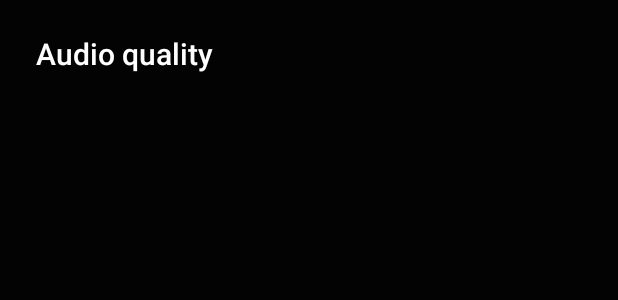
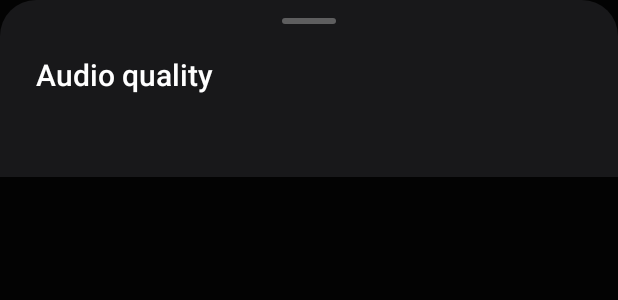
Before and after one commit to chinmay465/Portfolio, an Android app: the layout dialog_quality.xml on its own in the app's theme, with its tools: preview values and no code run, on a phone screen of 412 x 824 dp. Shown: the top 300 px of the screen. Run offline under Robolectric (Android 15) with nearby library versions, the phone set to English and light mode, and no system bars.

Commit message:
Swar: audio quality picker as a bottom sheet in Swar's own layout
The stock single-choice list didn't draw its rows in the dialog on some
phones, leaving an empty sheet. Rows are now Swar's own views with
explicit colours: radio, tier and bitrate, a description, and greyed-out
rows for tiers the song doesn't offer.

```diff
--- /dev/null
+++ b/swar-music/app/src/main/res/drawable/bg_quality_sheet.xml
@@ -0,0 +1,7 @@
+<?xml version="1.0" encoding="utf-8"?>
+<shape xmlns:android="http://schemas.android.com/apk/res/android" android:shape="rectangle">
+    <corners
+        android:topLeftRadius="24dp"
+        android:topRightRadius="24dp" />
+    <solid android:color="#FF18181A" />
+</shape>
--- /dev/null
+++ b/swar-music/app/src/main/res/drawable/bg_sheet_handle.xml
@@ -0,0 +1,5 @@
+<?xml version="1.0" encoding="utf-8"?>
+<shape xmlns:android="http://schemas.android.com/apk/res/android" android:shape="rectangle">
+    <corners android:radius="2dp" />
+    <solid android:color="#4DFFFFFF" />
+</shape>
--- a/swar-music/app/src/main/res/layout/dialog_quality_title.xml
+++ b/swar-music/app/src/main/res/layout/dialog_quality.xml
@@ -1,16 +1,25 @@
 <?xml version="1.0" encoding="utf-8"?>
+<!-- Audio quality bottom sheet (QualityControl) -->
 <LinearLayout xmlns:android="http://schemas.android.com/apk/res/android"
     android:layout_width="match_parent"
     android:layout_height="wrap_content"
+    android:background="@drawable/bg_quality_sheet"
     android:orientation="vertical"
-    android:paddingStart="24dp"
-    android:paddingTop="22dp"
-    android:paddingEnd="24dp"
-    android:paddingBottom="8dp">
+    android:paddingTop="12dp"
+    android:paddingBottom="20dp">
+
+    <View
+        android:layout_width="36dp"
+        android:layout_height="4dp"
+        android:layout_gravity="center_horizontal"
+        android:background="@drawable/bg_sheet_handle" />
 
     <TextView
         android:layout_width="wrap_content"
         android:layout_height="wrap_content"
+        android:layout_marginStart="24dp"
+        android:layout_marginTop="20dp"
+        android:layout_marginEnd="24dp"
         android:fontFamily="sans-serif-medium"
         android:text="@string/quality_title"
         android:textColor="@color/text_primary"
@@ -20,8 +29,17 @@
         android:id="@+id/quality_now"
         android:layout_width="wrap_content"
         android:layout_height="wrap_content"
+        android:layout_marginStart="24dp"
         android:layout_marginTop="6dp"
+        android:layout_marginEnd="24dp"
+        android:layout_marginBottom="10dp"
         android:lineSpacingExtra="2dp"
         android:textColor="@color/text_secondary"
         android:textSize="13sp" />
+
+    <LinearLayout
+        android:id="@+id/quality_options"
+        android:layout_width="match_parent"
+        android:layout_height="wrap_content"
+        android:orientation="vertical" />
 </LinearLayout>
```
Also changed, not shown: swar-music/app/src/main/java/com/chinmay/swar/ui/QualityControl.kt (+61 -46 lines), swar-music/app/src/main/res/layout/item_quality_option.xml (added, +49 -0 lines).
